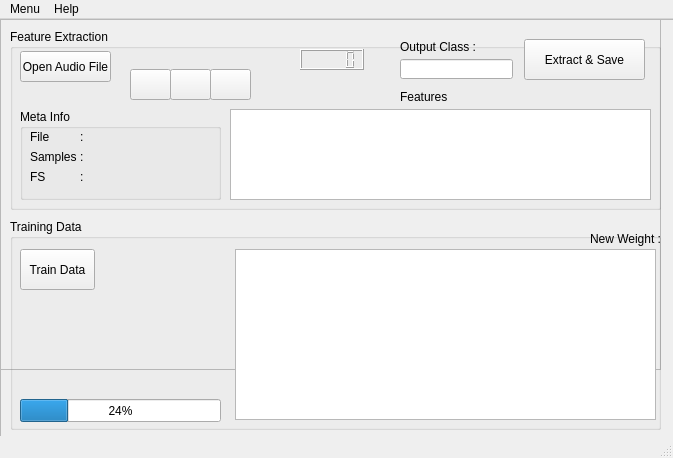
The window that Program/view/ui_files/MainWindow.ui (sukorenomw/MFCC-and-LVQ-for-TDSV) describes before a commit, drawn with Qt 5.
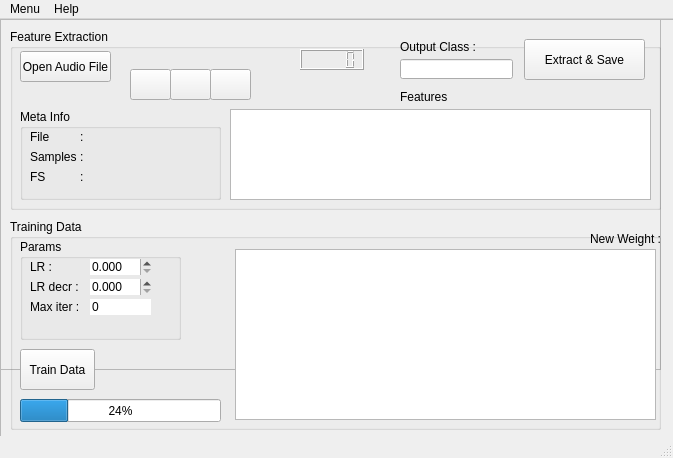
The same window after the commit. Icons and pictures are not drawn. Custom widgets are drawn as their Qt base class.

Commit message: added silence removal, added frame blocking

Patch:
```diff
--- a/Program/view/ui_files/MainWindow.ui
+++ b/Program/view/ui_files/MainWindow.ui
@@ -420,7 +420,7 @@
       <property name="geometry">
        <rect>
         <x>10</x>
-        <y>30</y>
+        <y>130</y>
         <width>75</width>
         <height>41</height>
        </rect>
@@ -442,6 +442,136 @@
        <number>24</number>
       </property>
      </widget>
+     <widget class="QGroupBox" name="paramsGroup">
+      <property name="geometry">
+       <rect>
+        <x>10</x>
+        <y>20</y>
+        <width>161</width>
+        <height>101</height>
+       </rect>
+      </property>
+      <property name="title">
+       <string>Params</string>
+      </property>
+      <widget class="QLabel" name="learningRLbl">
+       <property name="geometry">
+        <rect>
+         <x>10</x>
+         <y>20</y>
+         <width>31</width>
+         <height>16</height>
+        </rect>
+       </property>
+       <property name="text">
+        <string>LR : </string>
+       </property>
+      </widget>
+      <widget class="QLabel" name="learningRDecrLbl">
+       <property name="geometry">
+        <rect>
+         <x>10</x>
+         <y>40</y>
+         <width>51</width>
+         <height>16</height>
+        </rect>
+       </property>
+       <property name="text">
+        <string>LR decr : </string>
+       </property>
+      </widget>
+      <widget class="QLabel" name="iterLbl">
+       <property name="geometry">
+        <rect>
+         <x>10</x>
+         <y>60</y>
+         <width>51</width>
+         <height>16</height>
+        </rect>
+       </property>
+       <property name="text">
+        <string>Max iter : </string>
+       </property>
+      </widget>
+      <widget class="QDoubleSpinBox" name="learningRVal">
+       <property name="geometry">
+        <rect>
+         <x>70</x>
+         <y>20</y>
+         <width>62</width>
+         <height>16</height>
+        </rect>
+       </property>
+       <property name="toolTip">
+        <string>Learning Rate Value</string>
+       </property>
+       <property name="frame">
+        <bool>false</bool>
+       </property>
+       <property name="buttonSymbols">
+        <enum>QAbstractSpinBox::UpDownArrows</enum>
+       </property>
+       <property name="decimals">
+        <number>3</number>
+       </property>
+       <property name="maximum">
+        <double>9999.998999999999796</double>
+       </property>
+       <property name="singleStep">
+        <double>0.010000000000000</double>
+       </property>
+      </widget>
+      <widget class="QDoubleSpinBox" name="learningRDecrVal">
+       <property name="geometry">
+        <rect>
+         <x>70</x>
+         <y>40</y>
+         <width>62</width>
+         <height>16</height>
+        </rect>
+       </property>
+       <property name="toolTip">
+        <string>Learning Rate Decrement Value</string>
+       </property>
+       <property name="frame">
+        <bool>false</bool>
+       </property>
+       <property name="buttonSymbols">
+        <enum>QAbstractSpinBox::UpDownArrows</enum>
+       </property>
+       <property name="decimals">
+        <number>3</number>
+       </property>
+       <property name="maximum">
+        <double>9999.998999999999796</double>
+       </property>
+       <property name="singleStep">
+        <double>0.001000000000000</double>
+       </property>
+      </widget>
+      <widget class="QSpinBox" name="iterVal">
+       <property name="geometry">
+        <rect>
+         <x>70</x>
+         <y>60</y>
+         <width>61</width>
+         <height>16</height>
+        </rect>
+       </property>
+       <property name="toolTip">
+        <string>Maximum Iteration value</string>
+       </property>
+       <property name="frame">
+        <bool>false</bool>
+       </property>
+       <property name="buttonSymbols">
+        <enum>QAbstractSpinBox::NoButtons</enum>
+       </property>
+       <property name="maximum">
+        <number>9999</number>
+       </property>
+      </widget>
+     </widget>
     </widget>
    </widget>
   </widget>
```
The commit also changes 11 other files.
